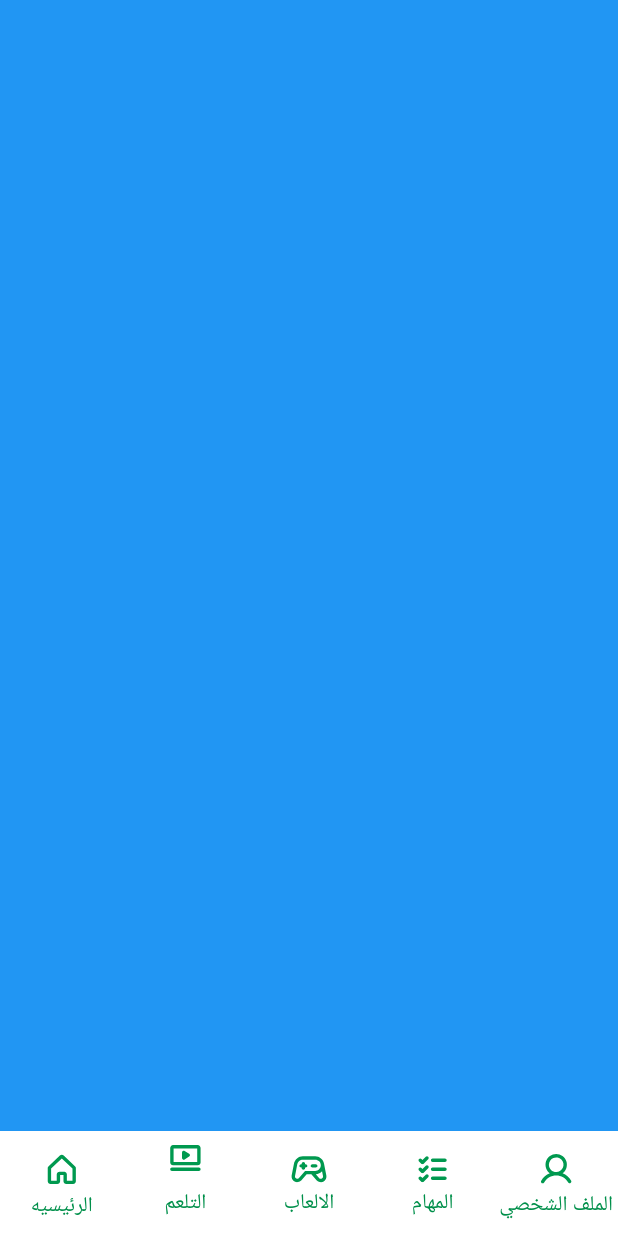
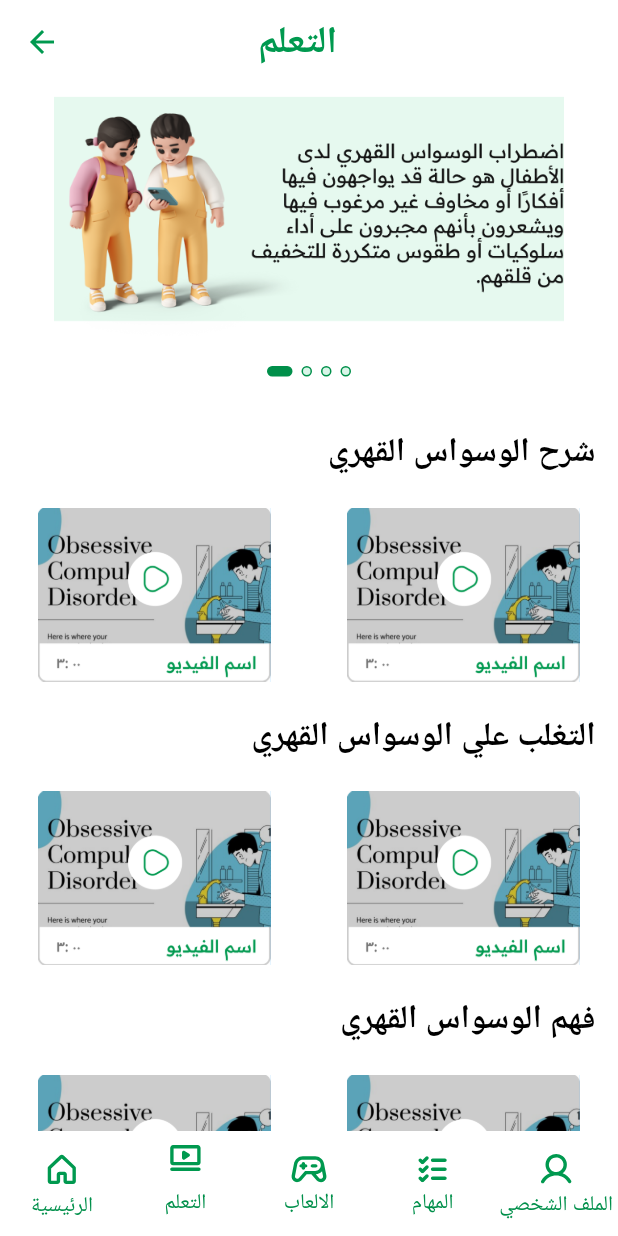
Before and after one commit to mohamedshetewy1/ocdear, a Flutter app: the HomePage screen opened directly, swiped to page 2, on a phone screen of 412 x 824 dp. Run offline on Flutter 3.47's test engine with Material 3 defaults, Android fonts, the phone set to English and light mode, and no system bars; drawn by our look-alikes of carousel_slider, curved_labeled_navigation_bar; our stand-ins replace flutter_svg, smooth_page_indicator; Roboto replaces fonts that are missing (Readex pro).

Commit message:
learing tab and some changes

```diff
--- a/lib/main.dart
+++ b/lib/main.dart
@@ -1,4 +1,5 @@
 import 'package:flutter/material.dart';
+import 'package:ocdear/screen/home_screen/home_page.dart';
 import 'package:ocdear/screen/splash_screen/splash.dart';
 
 void main() {
@@ -13,7 +14,7 @@ class MyApp extends StatelessWidget {
   Widget build(BuildContext context) {
     return const MaterialApp(
       debugShowCheckedModeBanner: false,
-      home: SplashScreen(),
+      home: HomePage(),
     );
   }
 }
--- a/lib/screen/home_screen/games_home.dart
+++ b/lib/screen/home_screen/games_tab.dart
@@ -3,8 +3,8 @@ import 'package:ocdear/screen/home_screen/widgets/slider_home.dart';
 import 'package:ocdear/utils/colors.dart';
 import 'package:ocdear/utils/text_style.dart';
 
-class Games_Home extends StatelessWidget {
-  const Games_Home({super.key});
+class GamesTab extends StatelessWidget {
+  const GamesTab({super.key});
 
   @override
   Widget build(BuildContext context) {
--- a/lib/screen/home_screen/home_page.dart
+++ b/lib/screen/home_screen/home_page.dart
@@ -2,7 +2,8 @@ import 'package:curved_labeled_navigation_bar/curved_navigation_bar.dart';
 import 'package:curved_labeled_navigation_bar/curved_navigation_bar_item.dart';
 import 'package:flutter/material.dart';
 import 'package:flutter_svg/flutter_svg.dart';
-import 'package:ocdear/screen/home_screen/games_home.dart';
+import 'package:ocdear/screen/home_screen/games_tab.dart';
+import 'package:ocdear/screen/home_screen/learning_tab.dart';
 import 'package:ocdear/utils/colors.dart';
 import 'package:ocdear/screen/home_screen/widgets/details_home.dart';
 
@@ -26,10 +27,8 @@ class _HomePageState extends State<HomePage> {
 
   final List<Widget> _screens = [
     const DetailsHome(),
-    Container(
-      color: Colors.blue,
-    ),
-    const Games_Home(),
+    const LearningTab(),
+    const GamesTab(),
     Container(
       color: Colors.pinkAccent,
     ),
@@ -55,11 +54,11 @@ class _HomePageState extends State<HomePage> {
         items: [
           CurvedNavigationBarItem(
               child: SvgPicture.asset("assets/icons/home/home.svg"),
-              label: 'الرئيسيه',
+              label: 'الرئيسية',
               labelStyle: const TextStyle(color: AppColors.dark)),
           CurvedNavigationBarItem(
               child: SvgPicture.asset("assets/icons/home/learn.svg"),
-              label: 'التلعم',
+              label: 'التعلم',
               labelStyle: const TextStyle(color: AppColors.dark)),
           CurvedNavigationBarItem(
               child: SvgPicture.asset("assets/icons/home/games.svg"),
--- /dev/null
+++ b/lib/screen/home_screen/learning_tab.dart
@@ -0,0 +1,156 @@
+import 'package:flutter/material.dart';
+import 'package:ocdear/screen/home_screen/widgets/slider_home.dart';
+import 'package:ocdear/utils/colors.dart';
+import 'package:ocdear/utils/text_style.dart';
+
+class LearningTab extends StatelessWidget {
+  const LearningTab({super.key});
+
+  @override
+  Widget build(BuildContext context) {
+    return SafeArea(
+      child: Scaffold(
+        appBar: AppBar(
+          title: const Padding(
+            padding: EdgeInsets.symmetric(horizontal: 100),
+            child: Text(
+              'التعلم',
+              style: AppTextStyle.textStyle25,
+            ),
+          ),
+          leading: IconButton(
+            onPressed: () => Navigator.pop(context),
+            icon: const Icon(
+              Icons.arrow_back,
+              color: AppColors.normalActive,
+            ),
+          ),
+          backgroundColor: Colors.white,
+          elevation: 0,
+        ),
+        backgroundColor: const Color(0xFFFFFFFF),
+        body: SingleChildScrollView(
+          child: Column(
+            children: [
+              const SliderHomePage(),
+              const SizedBox(
+                height: 32,
+              ),
+              const Directionality(
+                textDirection: TextDirection.rtl,
+                child: Row(
+                  children: [
+                    Padding(
+                      padding: EdgeInsets.only(right: 15),
+                      child: Text(
+                        'شرح الوسواس القهري',
+                        style: AppTextStyle.textStyle22,
+                      ),
+                    )
+                  ],
+                ),
+              ),
+              const SizedBox(height: 20),
+              Row(
+                mainAxisAlignment: MainAxisAlignment.spaceAround,
+                children: [
+                  Container(
+                    width: 155,
+                    height: 117,
+                    decoration: const BoxDecoration(
+                        image: DecorationImage(
+                            image: AssetImage(
+                                "assets/images/sliders_components/learning_card.png"))),
+                  ),
+                  Container(
+                    width: 155,
+                    height: 117,
+                    decoration: const BoxDecoration(
+                        image: DecorationImage(
+                            image: AssetImage(
+                                "assets/images/sliders_components/learning_card.png"))),
+                  ),
+                ],
+              ),
+              const SizedBox(height: 20),
+              const Directionality(
+                textDirection: TextDirection.rtl,
+                child: Row(
+                  children: [
+                    Padding(
+                      padding: EdgeInsets.only(right: 15),
+                      child: Text(
+                        'التغلب علي الوسواس القهري',
+                        style: AppTextStyle.textStyle22,
+                      ),
+                    )
+                  ],
+                ),
+              ),
+              const SizedBox(height: 20),
+              Row(
+                mainAxisAlignment: MainAxisAlignment.spaceAround,
+                children: [
+                  Container(
+                    width: 155,
+                    height: 117,
+                    decoration: const BoxDecoration(
+                        image: DecorationImage(
+                            image: AssetImage(
+                                "assets/images/sliders_components/learning_card.png"))),
+                  ),
+                  Container(
+                    width: 155,
+                    height: 117,
+                    decoration: const BoxDecoration(
+                        image: DecorationImage(
+                            image: AssetImage(
+                                "assets/images/sliders_components/learning_card.png"))),
+                  ),
+                ],
+              ),
+              const SizedBox(height: 20),
+              const Directionality(
+                textDirection: TextDirection.rtl,
+                child: Row(
+                  children: [
+                    Padding(
+                      padding: EdgeInsets.only(right: 15),
+                      child: Text(
+                        'فهم الوسواس القهري',
+                        style: AppTextStyle.textStyle22,
+                      ),
+                    )
+                  ],
+                ),
+              ),
+              const SizedBox(height: 20),
+              Row(
+                mainAxisAlignment: MainAxisAlignment.spaceAround,
+                children: [
+                  Container(
+                    width: 155,
+                    height: 117,
+                    decoration: const BoxDecoration(
+                        image: DecorationImage(
+                            image: AssetImage(
+                                "assets/images/sliders_components/learning_card.png"))),
+                  ),
+                  Container(
+                    width: 155,
+                    height: 117,
+                    decoration: const BoxDecoration(
+                        image: DecorationImage(
+                            image: AssetImage(
+                                "assets/images/sliders_components/learning_card.png"))),
+                  ),
+                ],
+              ),
+              const SizedBox(height: 20),
+            ],
+          ),
+        ),
+      ),
+    );
+  }
+}
--- /dev/null
+++ b/lib/screen/home_screen/widgets/sliders.dart
@@ -0,0 +1,32 @@
+import 'package:flutter/material.dart';
+
+class Sliders extends StatelessWidget {
+  const Sliders({super.key});
+
+  @override
+  Widget build(BuildContext context) {
+    return Container(
+      height: 135,
+      width: 328,
+      child: Stack(
+        children: [
+          Image.asset("assets/images/sliders_components/Rectangle 16.png"),
+          Row(
+            mainAxisAlignment: MainAxisAlignment.end,
+            children: [
+              Text('''"مجموعة الفيديوهات تسلط
+الضوء على الوسواس القهري
+وتقدم معلومات قيمة
+واستراتيجيات فعالة لمساعدة
+الأشخاص على فهم ومواجهة هذا
+الاضطراب النفسي."
+'''),
+              Image.asset(
+                  "assets/images/sliders_components/small child with laptop.png"),
+            ],
+          )
+        ],
+      ),
+    );
+  }
+}
--- a/pubspec.yaml
+++ b/pubspec.yaml
@@ -80,6 +80,7 @@ flutter:
     - assets/images/
     - assets/icons/
     - assets/icons/home/
+    - assets/images/sliders_components/
 
   # An image asset can refer to one or more resolution-specific "variants", see
   # https://flutter.dev/assets-and-images/#resolution-aware
```
Also changed, not shown: assets/images/sliders_components/Rectangle 16.png (added), assets/images/sliders_components/learning_card.png (added), assets/images/sliders_components/small child with laptop.png (added).
